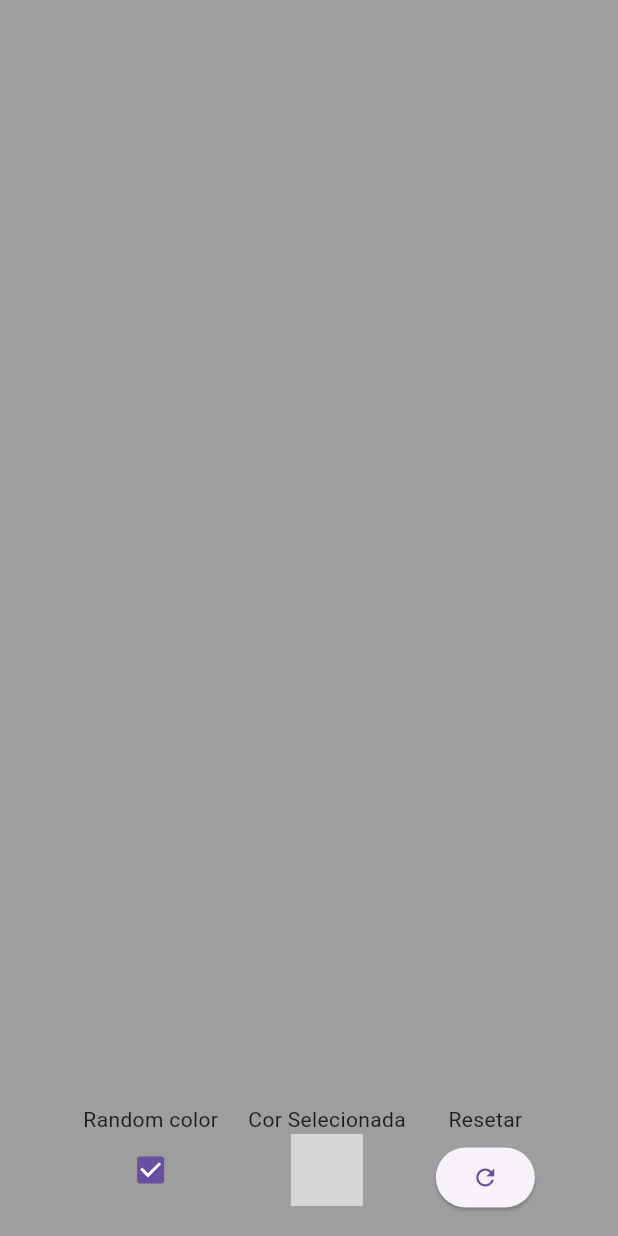
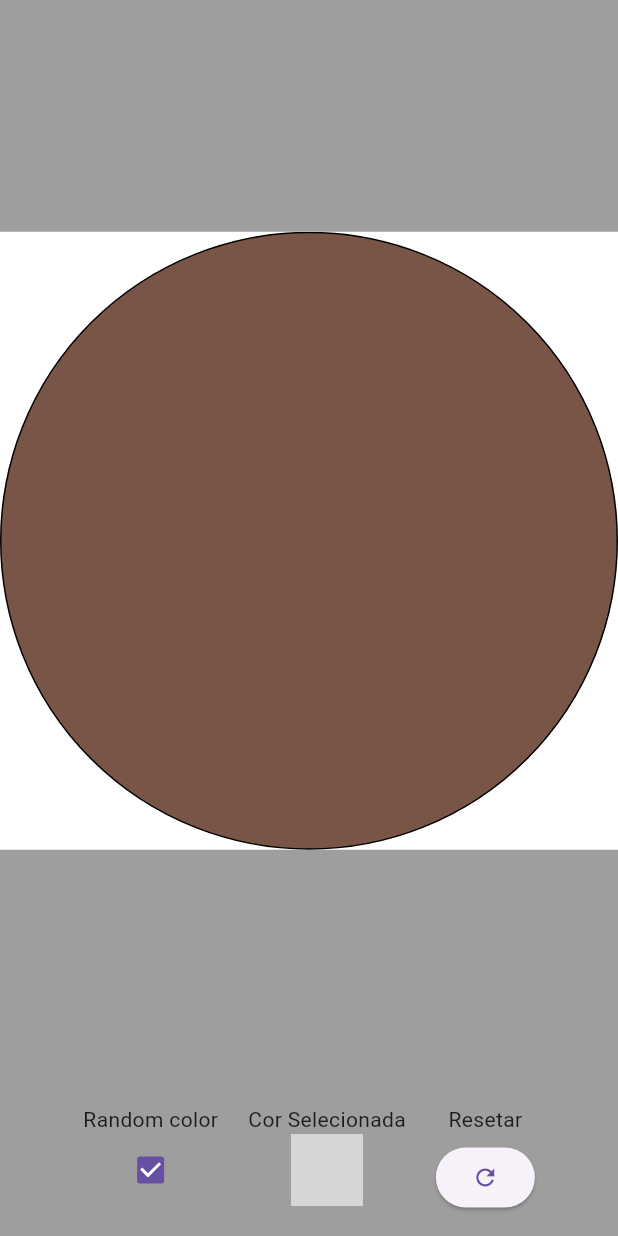
Before and after one commit to JillyTaboga/apollonia_gasket, a Flutter app: the screen it shows after launch, on a phone screen of 412 x 824 dp. Run offline on Flutter 3.47's test engine with Material 3 defaults, Android fonts, the phone set to English and light mode, and no system bars; our stand-ins replace signals; missing offline and left inert: flex_color_picker; statements that could not run were skipped; grey boxes are pictures that could not be loaded.

Commit message:
Site exemplo

```diff
--- a/lib/presentation/home_screen.dart
+++ b/lib/presentation/home_screen.dart
@@ -52,7 +52,10 @@ class _HomeScreenState extends State<HomeScreen> {
                     );
                     final size = sizeS;
                     if (size.value != sizeCalc) {
-                      Future(() => size.set(sizeCalc));
+                      Future(() {
+                        size.set(sizeCalc);
+                        setState(() {});
+                      });
                     }
                     return Center(
                       child: Container(
```
Also changed, not shown: 3 other files.
